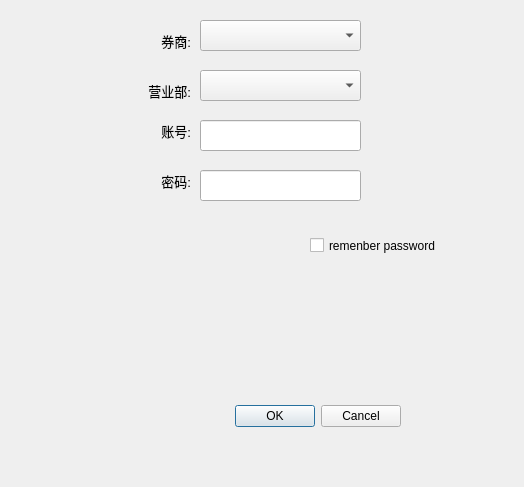
This is TradeWinner/broker_cfg.ui in spartawwy/mytrd_proj as Qt 5 draws it before an edit. The edited form follows.
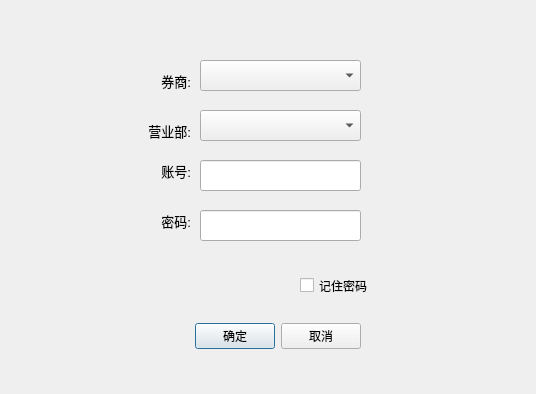
This is the edited form.

What changed in the file:
```diff
--- a/TradeWinner/broker_cfg.ui
+++ b/TradeWinner/broker_cfg.ui
@@ -6,8 +6,8 @@
    <rect>
     <x>0</x>
     <y>0</y>
-    <width>524</width>
-    <height>487</height>
+    <width>536</width>
+    <height>394</height>
    </rect>
   </property>
   <property name="windowTitle">
@@ -16,9 +16,9 @@
   <widget class="QWidget" name="layoutWidget">
    <property name="geometry">
     <rect>
-     <x>50</x>
-     <y>400</y>
-     <width>351</width>
+     <x>60</x>
+     <y>320</y>
+     <width>301</width>
      <height>33</height>
     </rect>
    </property>
@@ -54,14 +54,14 @@
     <item>
      <widget class="QPushButton" name="okButton">
       <property name="text">
-       <string>OK</string>
+       <string>确定</string>
       </property>
      </widget>
     </item>
     <item>
      <widget class="QPushButton" name="cancelButton">
       <property name="text">
-       <string>Cancel</string>
+       <string>取消</string>
       </property>
      </widget>
     </item>
@@ -71,7 +71,7 @@
    <property name="geometry">
     <rect>
      <x>120</x>
-     <y>120</y>
+     <y>160</y>
      <width>71</width>
      <height>21</height>
     </rect>
@@ -92,7 +92,7 @@
    <property name="geometry">
     <rect>
      <x>200</x>
-     <y>120</y>
+     <y>160</y>
      <width>161</width>
      <height>31</height>
     </rect>
@@ -102,7 +102,7 @@
    <property name="geometry">
     <rect>
      <x>120</x>
-     <y>170</y>
+     <y>210</y>
      <width>71</width>
      <height>21</height>
     </rect>
@@ -123,7 +123,7 @@
    <property name="geometry">
     <rect>
      <x>200</x>
-     <y>170</y>
+     <y>210</y>
      <width>161</width>
      <height>31</height>
     </rect>
@@ -133,7 +133,7 @@
    <property name="geometry">
     <rect>
      <x>200</x>
-     <y>20</y>
+     <y>60</y>
      <width>161</width>
      <height>31</height>
     </rect>
@@ -143,7 +143,7 @@
    <property name="geometry">
     <rect>
      <x>120</x>
-     <y>30</y>
+     <y>70</y>
      <width>71</width>
      <height>21</height>
     </rect>
@@ -164,7 +164,7 @@
    <property name="geometry">
     <rect>
      <x>200</x>
-     <y>70</y>
+     <y>110</y>
      <width>161</width>
      <height>31</height>
     </rect>
@@ -174,7 +174,7 @@
    <property name="geometry">
     <rect>
      <x>120</x>
-     <y>80</y>
+     <y>120</y>
      <width>71</width>
      <height>21</height>
     </rect>
@@ -194,14 +194,14 @@
   <widget class="QCheckBox" name="cbox_remenberpwd">
    <property name="geometry">
     <rect>
-     <x>310</x>
-     <y>230</y>
-     <width>161</width>
+     <x>300</x>
+     <y>270</y>
+     <width>131</width>
      <height>31</height>
     </rect>
    </property>
    <property name="text">
-    <string>remenber password</string>
+    <string>记住密码</string>
    </property>
   </widget>
  </widget>
```
